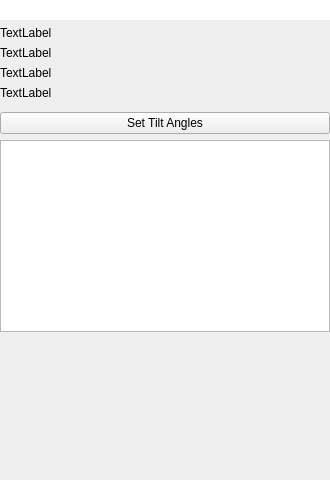
First picture: the form in tomviz/DataPropertiesPanel.ui, repository OpenChemistry/tomviz, before the edit.
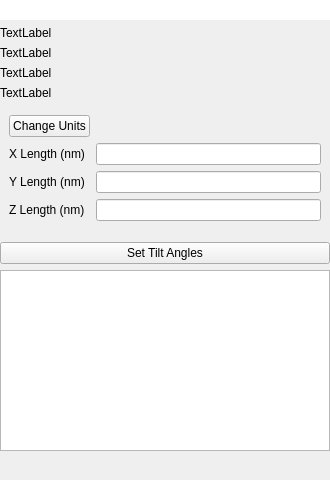
Second picture: the form after the edit.

Commit message: Add scale factor and unit to datasource with display in data properties panel

The edit to the form file:
```diff
--- a/tomviz/DataPropertiesPanel.ui
+++ b/tomviz/DataPropertiesPanel.ui
@@ -79,6 +79,49 @@
      </property>
     </widget>
    </item>
+   <item>
+    <widget class="QWidget" name="LengthWidget" native="true">
+     <layout class="QGridLayout" name="gridLayout">
+      <item row="3" column="0">
+       <widget class="QLabel" name="zLabel">
+        <property name="text">
+         <string>Z Length (nm)</string>
+        </property>
+       </widget>
+      </item>
+      <item row="2" column="0">
+       <widget class="QLabel" name="yLabel">
+        <property name="text">
+         <string>Y Length (nm)</string>
+        </property>
+       </widget>
+      </item>
+      <item row="1" column="0">
+       <widget class="QLabel" name="xLabel">
+        <property name="text">
+         <string>X Length (nm)</string>
+        </property>
+       </widget>
+      </item>
+      <item row="0" column="0">
+       <widget class="QPushButton" name="changeUnitsButton">
+        <property name="text">
+         <string>Change Units</string>
+        </property>
+       </widget>
+      </item>
+      <item row="1" column="1">
+       <widget class="QLineEdit" name="xLengthBox"/>
+      </item>
+      <item row="2" column="1">
+       <widget class="QLineEdit" name="yLengthBox"/>
+      </item>
+      <item row="3" column="1">
+       <widget class="QLineEdit" name="zLengthBox"/>
+      </item>
+     </layout>
+    </widget>
+   </item>
    <item>
     <widget class="QWidget" name="PropertiesButtons" native="true">
      <layout class="QHBoxLayout" name="horizontalLayout">
@@ -132,14 +175,6 @@
    </item>
   </layout>
  </widget>
- <customwidgets>
-  <customwidget>
-   <class>pqExpanderButton</class>
-   <extends>QFrame</extends>
-   <header location="global">pqExpanderButton.h</header>
-   <container>1</container>
-  </customwidget>
- </customwidgets>
  <resources/>
  <connections/>
 </ui>
```
Left out of the diff: 22 changed lines with no effect on the pictures. The commit also changes 4 other files.
